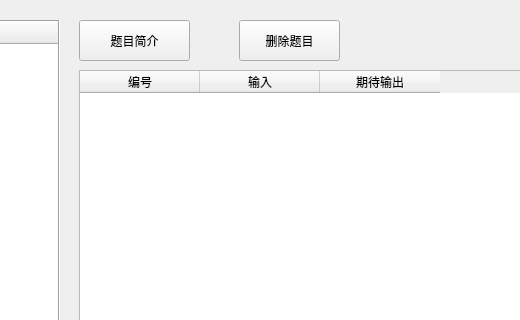
Qt form qtAplication/TeacherClient/manageTab.ui (upc28/DaChuang-teachingPlatform) before a commit; both pictures show x 131 to 651 and y 0 to 320 of the 831 by 446 pixel window.
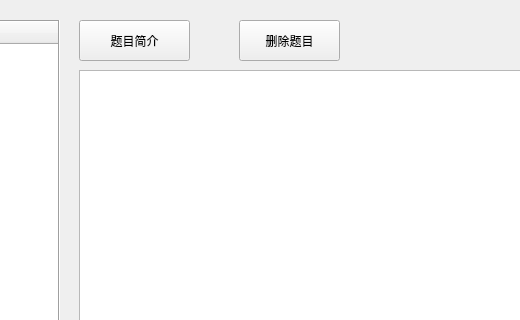
The same form after that commit.

The edit to the form file:
```diff
--- a/qtAplication/TeacherClient/manageTab.ui
+++ b/qtAplication/TeacherClient/manageTab.ui
@@ -89,7 +89,7 @@
     </property>
    </column>
   </widget>
-  <widget class="QTableWidget" name="testCase_tableWidget">
+  <widget class="QTableView" name="testCase_tableView">
    <property name="geometry">
     <rect>
      <x>210</x>
@@ -101,33 +101,12 @@
    <attribute name="horizontalHeaderCascadingSectionResizes">
     <bool>false</bool>
    </attribute>
-   <attribute name="horizontalHeaderDefaultSectionSize">
+   <attribute name="horizontalHeaderMinimumSectionSize">
     <number>120</number>
    </attribute>
-   <attribute name="verticalHeaderDefaultSectionSize">
+   <attribute name="verticalHeaderMinimumSectionSize">
     <number>30</number>
    </attribute>
-   <attribute name="verticalHeaderShowSortIndicator" stdset="0">
-    <bool>false</bool>
-   </attribute>
-   <attribute name="verticalHeaderStretchLastSection">
-    <bool>false</bool>
-   </attribute>
-   <column>
-    <property name="text">
-     <string>编号</string>
-    </property>
-   </column>
-   <column>
-    <property name="text">
-     <string>输入</string>
-    </property>
-   </column>
-   <column>
-    <property name="text">
-     <string>期待输出</string>
-    </property>
-   </column>
   </widget>
   <widget class="QPushButton" name="addCases_btn">
    <property name="geometry">
```
Left out of the diff: 2 changed lines with no effect on the pictures.
